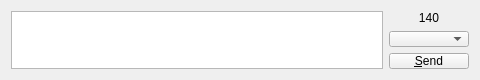
This is lib/twitrrerr/ui/compose_widget.ui in nilsding/twitrrerr as Qt 5 draws it before an edit. The edited form follows.
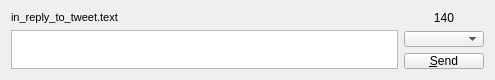
This is the edited form.

Commit message: when clicking the reply button, the tweet is now shown in the compose widget.

The edit to the form file:
```diff
--- a/lib/twitrrerr/ui/compose_widget.ui
+++ b/lib/twitrrerr/ui/compose_widget.ui
@@ -6,7 +6,7 @@
    <rect>
     <x>0</x>
     <y>0</y>
-    <width>480</width>
+    <width>495</width>
     <height>80</height>
    </rect>
   </property>
@@ -18,11 +18,30 @@
   </property>
   <layout class="QHBoxLayout" name="horizontalLayout">
    <item>
+    <layout class="QVBoxLayout" name="verticalLayout_2" stretch="0,1">
+     <item>
+      <widget class="QLabel" name="ql_in_reply_to_tweet_text">
+       <property name="font">
+        <font>
+         <pointsize>8</pointsize>
+        </font>
+       </property>
+       <property name="text">
+        <string notr="true">in_reply_to_tweet.text</string>
+       </property>
+       <property name="wordWrap">
+        <bool>true</bool>
+       </property>
+      </widget>
+     </item>
+     <item>
     <widget class="QPlainTextEdit" name="qte_tweet">
      <property name="backgroundVisible">
       <bool>false</bool>
      </property>
     </widget>
+     </item>
+    </layout>
    </item>
    <item>
     <layout class="QVBoxLayout" name="verticalLayout">
```
Lines whose indentation alone changed are shown as unchanged. The commit also changes 2 other files.
